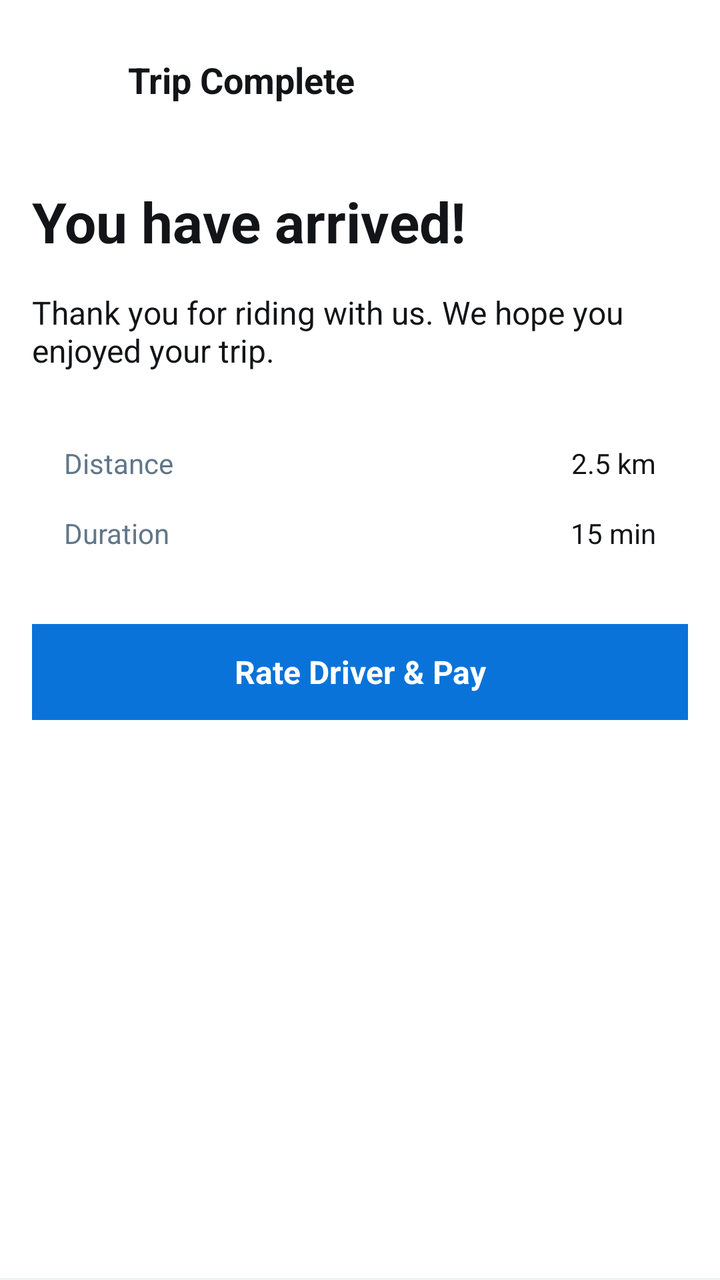
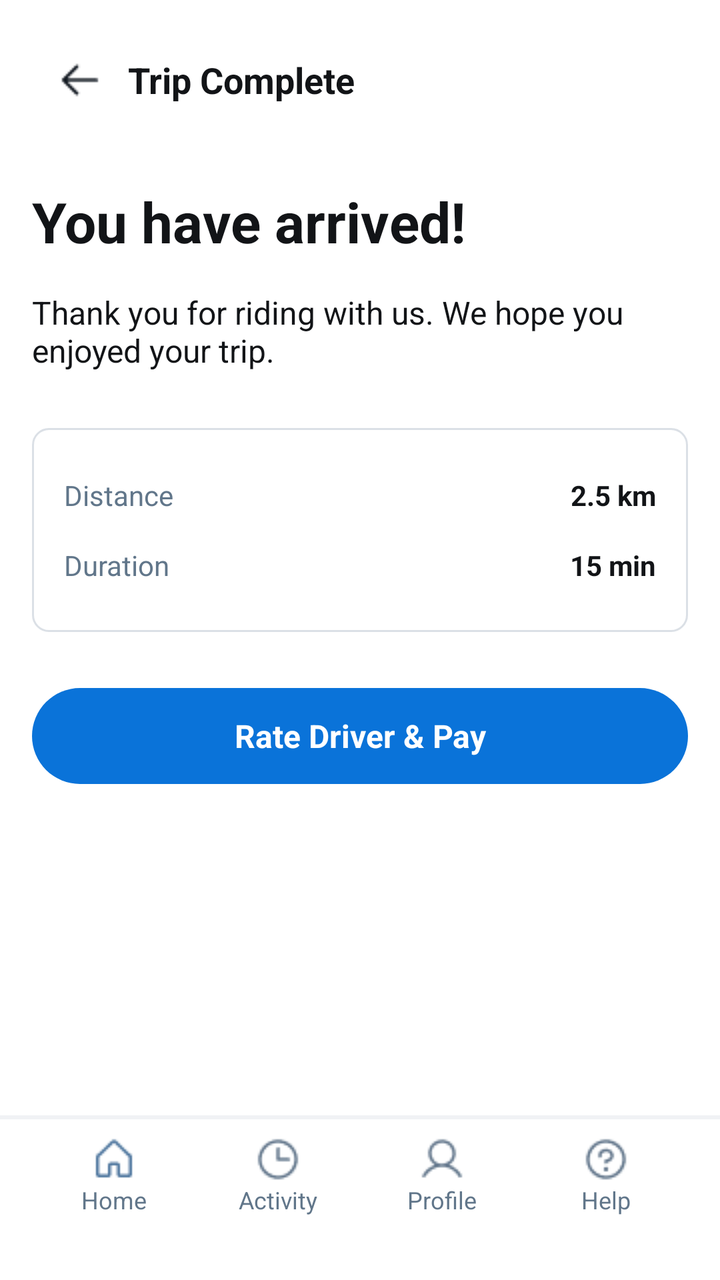

Before-and-after screenshots of an Android layout around one commit, followed by the original layout XML and the change that was made.
<!-- AndroidManifest.xml: application theme Theme.Tricycle_app -->
<!-- res/layout/usertripcomplete.xml -->
<?xml version="1.0" encoding="utf-8"?>
<LinearLayout xmlns:android="http://schemas.android.com/apk/res/android"
    android:layout_width="match_parent"
    android:layout_height="match_parent"
    android:orientation="vertical"
    android:background="#FFFFFF">

    <LinearLayout
        android:layout_width="match_parent"
        android:layout_height="0dp"
        android:layout_weight="1"
        android:orientation="vertical"
        android:paddingStart="16dp"
        android:paddingEnd="16dp">

        <LinearLayout
            android:layout_width="match_parent"
            android:layout_height="wrap_content"
            android:orientation="horizontal"
            android:gravity="center_vertical"
            android:paddingTop="16dp"
            android:paddingBottom="8dp">

            <LinearLayout
                android:layout_width="48dp"
                android:layout_height="48dp"
                android:gravity="center">
                <View
                    android:layout_width="24dp"
                    android:layout_height="24dp"
                    android:background="@android:color/transparent"/>
            </LinearLayout>

            <TextView
                android:layout_width="wrap_content"
                android:layout_height="wrap_content"
                android:text="Trip Complete"
                android:textSize="18sp"
                android:textStyle="bold"
                android:textColor="#121417"
                android:paddingEnd="48dp"/>
        </LinearLayout>

        <TextView
            android:layout_width="match_parent"
            android:layout_height="wrap_content"
            android:text="You have arrived!"
            android:textSize="28sp"
            android:textStyle="bold"
            android:textColor="#121417"
            android:paddingTop="20dp"
            android:paddingBottom="12dp"/>

        <TextView
            android:layout_width="match_parent"
            android:layout_height="wrap_content"
            android:text="Thank you for riding with us. We hope you enjoyed your trip."
            android:textSize="16sp"
            android:textColor="#121417"
            android:paddingTop="4dp"
            android:paddingBottom="12dp"/>

        <LinearLayout
            android:layout_width="match_parent"
            android:layout_height="wrap_content"
            android:orientation="vertical"
            android:padding="16dp">

            <LinearLayout
                android:layout_width="match_parent"
                android:layout_height="wrap_content"
                android:orientation="horizontal"
                android:paddingTop="8dp"
                android:paddingBottom="8dp">

                <TextView
                    android:layout_width="0dp"
                    android:layout_height="wrap_content"
                    android:layout_weight="1"
                    android:text="Distance"
                    android:textSize="14sp"
                    android:textColor="#61768A"/>

                <TextView
                    android:layout_width="wrap_content"
                    android:layout_height="wrap_content"
                    android:text="2.5 km"
                    android:textSize="14sp"
                    android:textColor="#121417"/>
            </LinearLayout>

            <LinearLayout
                android:layout_width="match_parent"
                android:layout_height="wrap_content"
                android:orientation="horizontal"
                android:paddingTop="8dp"
                android:paddingBottom="8dp">

                <TextView
                    android:layout_width="0dp"
                    android:layout_height="wrap_content"
                    android:layout_weight="1"
                    android:text="Duration"
                    android:textSize="14sp"
                    android:textColor="#61768A"/>

                <TextView
                    android:layout_width="wrap_content"
                    android:layout_height="wrap_content"
                    android:text="15 min"
                    android:textSize="14sp"
                    android:textColor="#121417"/>
            </LinearLayout>
        </LinearLayout>

        <LinearLayout
            android:layout_width="match_parent"
            android:layout_height="wrap_content"
            android:paddingTop="12dp"
            android:paddingBottom="12dp">

            <TextView
                android:layout_width="match_parent"
                android:layout_height="48dp"
                android:background="#0A73D9"
                android:text="Rate Driver &amp; Pay"
                android:textColor="#FFFFFF"
                android:gravity="center"
                android:textStyle="bold"
                android:textSize="16sp"
                android:clickable="true"
                android:focusable="true"/>
        </LinearLayout>

    </LinearLayout>

    <LinearLayout
        android:layout_width="match_parent"
        android:layout_height="wrap_content"
        android:orientation="vertical">

        <View
            android:layout_width="match_parent"
            android:layout_height="1dp"
            android:background="#F0F2F5"/>

    </LinearLayout>

</LinearLayout>
<!-- resources referenced by this layout -->
<resources>
  <style name="Theme.Tricycle_app" parent="Base.Theme.Tricycle_app" />
  <style name="Base.Theme.Tricycle_app" parent="Theme.Material3.DayNight.NoActionBar">
          
          
      </style>
</resources>

<!-- the commit's change to res/layout/usertripcomplete.xml (unified diff, before → after) -->
@@ -22,13 +22,16 @@
             android:paddingBottom="8dp">
 
             <LinearLayout
+                android:id="@+id/btnBack"
                 android:layout_width="48dp"
                 android:layout_height="48dp"
-                android:gravity="center">
+                android:gravity="center"
+                android:clickable="true"
+                android:focusable="true">
                 <View
                     android:layout_width="24dp"
                     android:layout_height="24dp"
-                    android:background="@android:color/transparent"/>
+                    android:background="@drawable/arrow"/>
             </LinearLayout>
 
             <TextView
@@ -64,7 +67,10 @@
             android:layout_width="match_parent"
             android:layout_height="wrap_content"
             android:orientation="vertical"
-            android:padding="16dp">
+            android:background="@drawable/bg_rounded_border"
+            android:padding="16dp"
+            android:layout_marginTop="16dp"
+            android:layout_marginBottom="16dp">
 
             <LinearLayout
                 android:layout_width="match_parent"
@@ -86,7 +92,8 @@
                     android:layout_height="wrap_content"
                     android:text="2.5 km"
                     android:textSize="14sp"
-                    android:textColor="#121417"/>
+                    android:textColor="#121417"
+                    android:textStyle="bold"/>
             </LinearLayout>
 
             <LinearLayout
@@ -109,7 +116,8 @@
                     android:layout_height="wrap_content"
                     android:text="15 min"
                     android:textSize="14sp"
-                    android:textColor="#121417"/>
+                    android:textColor="#121417"
+                    android:textStyle="bold"/>
             </LinearLayout>
         </LinearLayout>
 
@@ -120,9 +128,10 @@
             android:paddingBottom="12dp">
 
             <TextView
+                android:id="@+id/btnRatePay"
                 android:layout_width="match_parent"
                 android:layout_height="48dp"
-                android:background="#0A73D9"
+                android:background="@drawable/bg_pill_blue"
                 android:text="Rate Driver &amp; Pay"
                 android:textColor="#FFFFFF"
                 android:gravity="center"
@@ -146,4 +155,117 @@
 
     </LinearLayout>
 
+    <include layout="@layout/usernavbar" />
+
 </LinearLayout>
+<!-- res/layout/usernavbar.xml (included above) -->
+<?xml version="1.0" encoding="utf-8"?>
+<LinearLayout xmlns:android="http://schemas.android.com/apk/res/android"
+    android:layout_width="match_parent"
+    android:layout_height="wrap_content"
+    android:orientation="vertical"
+    android:background="#FFFFFF">
+
+    <View
+        android:layout_width="match_parent"
+        android:layout_height="1dp"
+        android:background="#F0F2F5"/>
+
+    <LinearLayout
+        android:layout_width="match_parent"
+        android:layout_height="wrap_content"
+        android:orientation="horizontal"
+        android:paddingTop="8dp"
+        android:paddingBottom="12dp"
+        android:paddingStart="16dp"
+        android:paddingEnd="16dp">
+
+        <LinearLayout
+            android:layout_width="0dp"
+            android:layout_height="wrap_content"
+            android:layout_weight="1"
+            android:orientation="vertical"
+            android:gravity="center">
+
+            <View
+                android:layout_width="24dp"
+                android:layout_height="24dp"
+                android:background="@drawable/home" />
+
+            <TextView
+                android:layout_width="wrap_content"
+                android:layout_height="wrap_content"
+                android:text="Home"
+                android:textSize="12sp"
+                android:textColor="#61768A"/>
+        </LinearLayout>
+
+        <LinearLayout
+            android:layout_width="0dp"
+            android:layout_height="wrap_content"
+            android:layout_weight="1"
+            android:orientation="vertical"
+            android:gravity="center">
+
+            <View
+                android:layout_width="24dp"
+                android:layout_height="24dp"
+                android:background="@drawable/clock" />
+
+            <TextView
+                android:layout_width="wrap_content"
+                android:layout_height="wrap_content"
+                android:text="Activity"
+                android:textSize="12sp"
+                android:textColor="#61768A"/>
+        </LinearLayout>
+
+        <LinearLayout
+            android:layout_width="0dp"
+            android:layout_height="wrap_content"
+            android:layout_weight="1"
+            android:orientation="vertical"
+            android:gravity="center">
+
+            <View
+                android:layout_width="24dp"
+                android:layout_height="24dp"
+                android:background="@drawable/profile" />
+
+            <TextView
+                android:layout_width="wrap_content"
+                android:layout_height="wrap_content"
+                android:text="Profile"
+                android:textColor="#61768A"
+                android:textSize="12sp"
+                android:textStyle="normal" />
+        </LinearLayout>
+
+        <LinearLayout
+            android:layout_width="0dp"
+            android:layout_height="wrap_content"
+            android:layout_weight="1"
+            android:orientation="vertical"
+            android:gravity="center">
+
+            <View
+                android:layout_width="24dp"
+                android:layout_height="24dp"
+                android:background="@drawable/help" />
+
+            <TextView
+                android:layout_width="wrap_content"
+                android:layout_height="wrap_content"
+                android:text="Help"
+                android:textSize="12sp"
+                android:textColor="#61768A"/>
+        </LinearLayout>
+
+    </LinearLayout>
+
+    <View
+        android:layout_width="match_parent"
+        android:layout_height="20dp"
+        android:background="#FFFFFF"/>
+
+</LinearLayout>
<!-- resource entries referenced after the edit -->
@@ -1,5 +1,29 @@
 <!-- resources referenced by this layout -->
 <resources>
+  <!-- drawable arrow: png bitmap (drawable, 284 bytes) -->
+  <!-- drawable bg_pill_blue (drawable) -->
+  <?xml version="1.0" encoding="utf-8"?>
+  <shape xmlns:android="http://schemas.android.com/apk/res/android"
+      android:shape="rectangle">
+      <solid android:color="#0A73D9" /> <corners android:radius="100dp" /> </shape>
+  <!-- drawable bg_rounded_border (drawable) -->
+  <?xml version="1.0" encoding="utf-8"?>
+  <shape xmlns:android="http://schemas.android.com/apk/res/android"
+      android:shape="rectangle">
+  
+      <solid android:color="#FFFFFF"/>
+  
+      <corners android:radius="8dp"/>
+  
+      <stroke
+          android:width="1dp"
+          android:color="#DBE0E6"/>
+  
+  </shape>
+  <!-- drawable clock: png bitmap (drawable, 664 bytes) -->
+  <!-- drawable help: png bitmap (drawable, 764 bytes) -->
+  <!-- drawable home: png bitmap (drawable, 468 bytes) -->
+  <!-- drawable profile: png bitmap (drawable, 661 bytes) -->
   <style name="Theme.Tricycle_app" parent="Base.Theme.Tricycle_app" />
   <style name="Base.Theme.Tricycle_app" parent="Theme.Material3.DayNight.NoActionBar">
           
